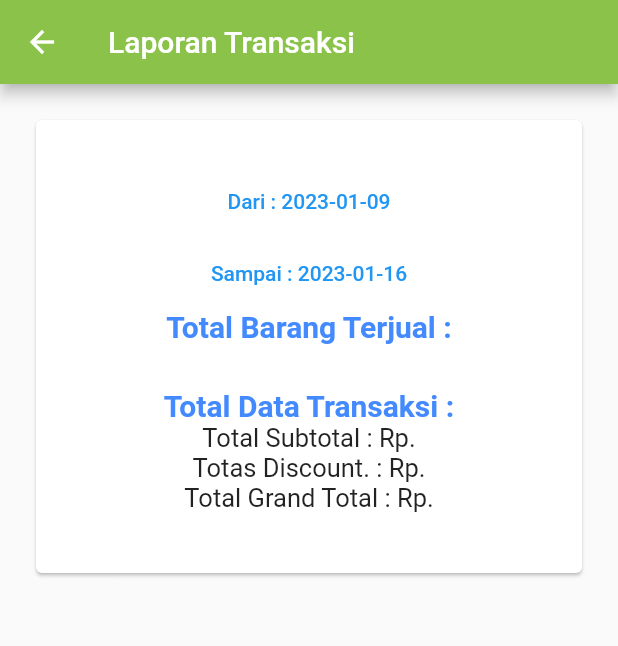
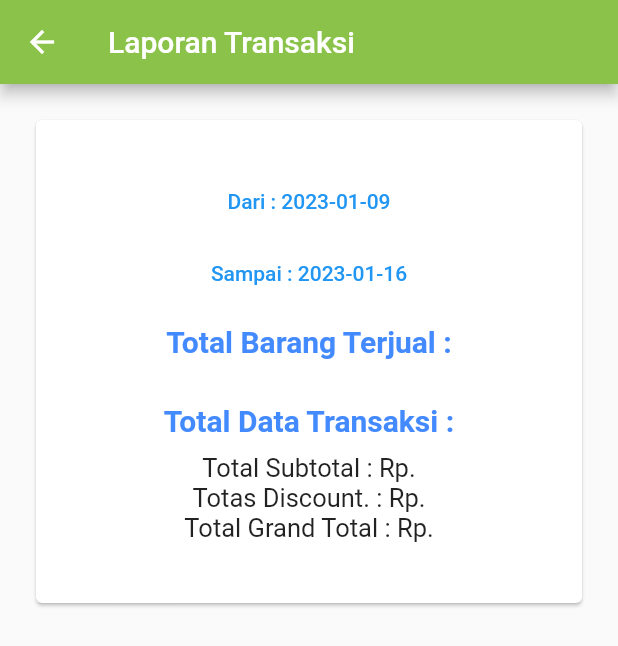
Before and after one commit to aminsum9/autojet-sparepart-app, a Flutter app: the Report screen opened by its route, on a phone screen of 412 x 824 dp. Shown: the top 646 px of the screen. Run offline on Flutter 3.47's test engine with Material 2 defaults, Android fonts, the phone set to English and light mode, and no system bars; our stand-ins replace shared_preferences; missing offline and left inert: dart:ffi, item_picker, pretty_json; accounts and stored records are empty; network calls fail.

Commit message:
update ui laporan

```diff
--- a/lib/report.dart
+++ b/lib/report.dart
@@ -153,6 +153,9 @@ class ReportState extends State<Report> {
                     },
                     child:
                         Text("Sampai : ${endDate.toString().split(' ')[0]}")),
+                const Padding(
+                  padding: EdgeInsets.all(5.0),
+                ),
                 const Text(
                   "Total Barang Terjual :",
                   style: TextStyle(
@@ -174,6 +177,9 @@ class ReportState extends State<Report> {
                       color: Colors.blueAccent,
                       fontWeight: FontWeight.bold),
                 ),
+                const Padding(
+                  padding: EdgeInsets.all(5.0),
+                ),
                 Text(
                   "Total Subtotal : Rp.${totalSubtotal}",
                   style: TextStyle(fontSize: 17.0),
```
